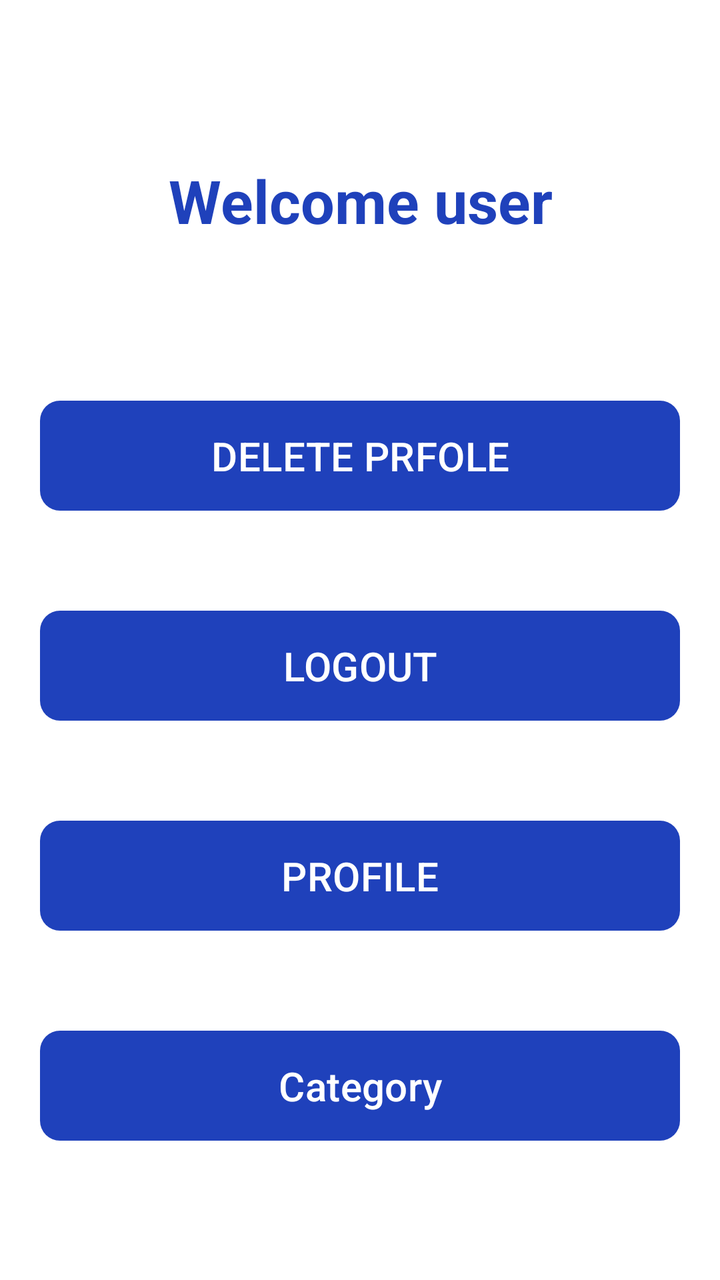
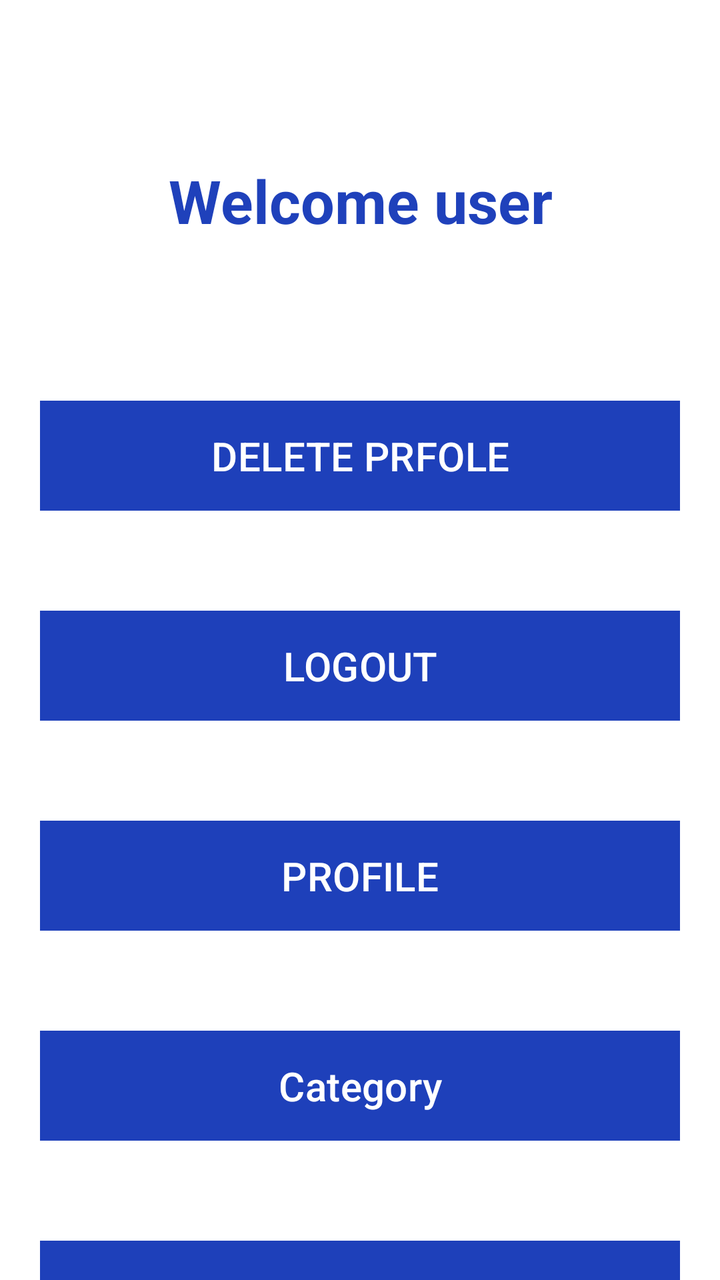

Screens rendered from an Android XML layout before and after an edit, with the pre-edit source and the edit as a unified diff.
<!-- AndroidManifest.xml: application theme Base.Theme.Lecture_works -->
<!-- res/layout/activity_dashboard.xml -->
<?xml version="1.0" encoding="utf-8"?>
<LinearLayout xmlns:android="http://schemas.android.com/apk/res/android"
    xmlns:app="http://schemas.android.com/apk/res-auto"
    xmlns:tools="http://schemas.android.com/tools"
    android:id="@+id/main"
    android:layout_width="match_parent"
    android:layout_height="match_parent"
    tools:context=".dashboard"
    android:orientation="vertical">


    <TextView
        android:id="@+id/dashboard_welcome"
        android:layout_width="match_parent"
        android:layout_height="wrap_content"
        android:text="Welcome user"
        android:gravity="center"
        android:textSize="30dp"
        android:textStyle="bold"
        android:textColor="#1F41BB"
        android:layout_marginTop="80dp"
        android:layout_marginBottom="30dp"/>

    <Button
        android:id="@+id/dashboard_delete"
        android:layout_width="match_parent"
        android:layout_height="wrap_content"
        android:text="DELETE PRFOLE"
        android:textSize="20dp"
        android:layout_marginTop="50dp"
        android:layout_marginHorizontal="20dp"
        android:padding="10dp"
        android:background="@drawable/custom_button"
        app:backgroundTint="@null"/>
    <Button
        android:id="@+id/dashboard_logout"
        android:layout_width="match_parent"
        android:layout_height="wrap_content"
        android:text="LOGOUT"
        android:textSize="20dp"
        android:layout_marginTop="50dp"
        android:layout_marginHorizontal="20dp"
        android:padding="10dp"
        android:background="@drawable/custom_button"
        app:backgroundTint="@null"/>

    <Button
        android:id="@+id/dashboard_profile"
        android:layout_width="match_parent"
        android:layout_height="wrap_content"
        android:text="PROFILE"
        android:textSize="20dp"
        android:layout_marginTop="50dp"
        android:layout_marginHorizontal="20dp"
        android:padding="10dp"
        android:background="@drawable/custom_button"
        app:backgroundTint="@null"/>

    <Button
        android:id="@+id/dashboard_category"
        android:layout_width="match_parent"
        android:layout_height="wrap_content"
        android:text="Category"
        android:textSize="20dp"
        android:layout_marginTop="50dp"
        android:layout_marginHorizontal="20dp"
        android:padding="10dp"
        android:background="@drawable/custom_button"
        app:backgroundTint="@null"/>

</LinearLayout>
<!-- resources referenced by this layout -->
<resources>
  <!-- drawable custom_button (drawable) -->
  <?xml version="1.0" encoding="utf-8"?>
  <shape android:shape="rectangle" xmlns:android="http://schemas.android.com/apk/res/android">
  <solid android:color="#1F41BB"/>
      <corners android:radius="10dp"/>
  </shape>
  <style name="Base.Theme.Lecture_works" parent="Theme.Material3.DayNight.NoActionBar">
          
  
          <item name="android:windowBackground">@android:color/white</item>
          <item name="android:colorBackground">@android:color/white</item>
      </style>
</resources>

<!-- the commit's change to res/layout/activity_dashboard.xml (unified diff, before → after) -->
@@ -68,4 +68,15 @@
         android:background="@drawable/custom_button"
         app:backgroundTint="@null"/>
 
+    <Button
+        android:id="@+id/dashboard_wishlist"
+        android:layout_width="match_parent"
+        android:layout_height="wrap_content"
+        android:text="WishList"
+        android:textSize="20dp"
+        android:layout_marginTop="50dp"
+        android:layout_marginHorizontal="20dp"
+        android:padding="10dp"
+        android:background="@drawable/custom_button"
+        app:backgroundTint="@null"/>
 </LinearLayout>
<!-- resource entries referenced after the edit -->
@@ -3,8 +3,8 @@
   <!-- drawable custom_button (drawable) -->
   <?xml version="1.0" encoding="utf-8"?>
   <shape android:shape="rectangle" xmlns:android="http://schemas.android.com/apk/res/android">
-  <solid android:color="#1F41BB"/>
-      <corners android:radius="10dp"/>
+      <solid android:color="@color/blue"/>
+      <corners android:radius="@dimen/_10sdp"/>
   </shape>
   <style name="Base.Theme.Lecture_works" parent="Theme.Material3.DayNight.NoActionBar">
           
@@ -12,5 +12,6 @@
           <item name="android:windowBackground">@android:color/white</item>
           <item name="android:colorBackground">@android:color/white</item>
       </style>
+  <color name="blue">#1E40BA</color>
 </resources>
 
